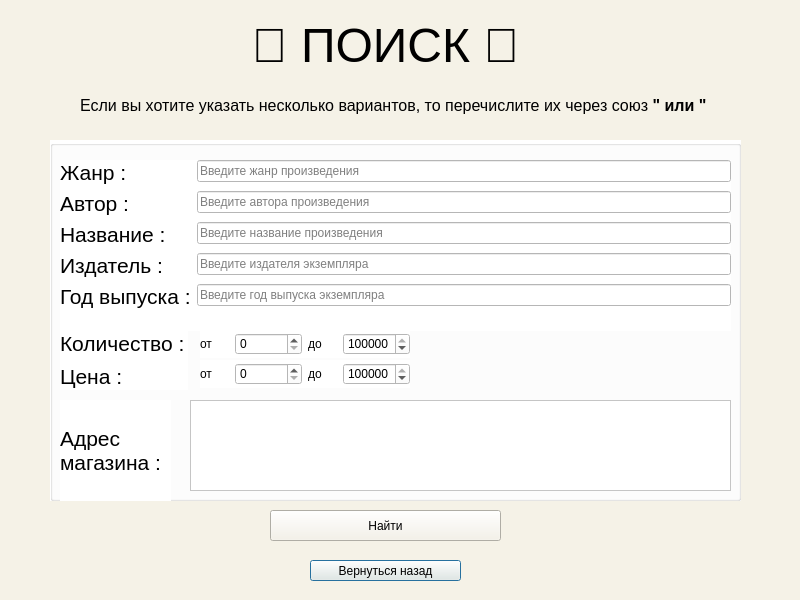
Qt form finditem_user.ui (mamam111a/2-year_coursework_client) before a commit.
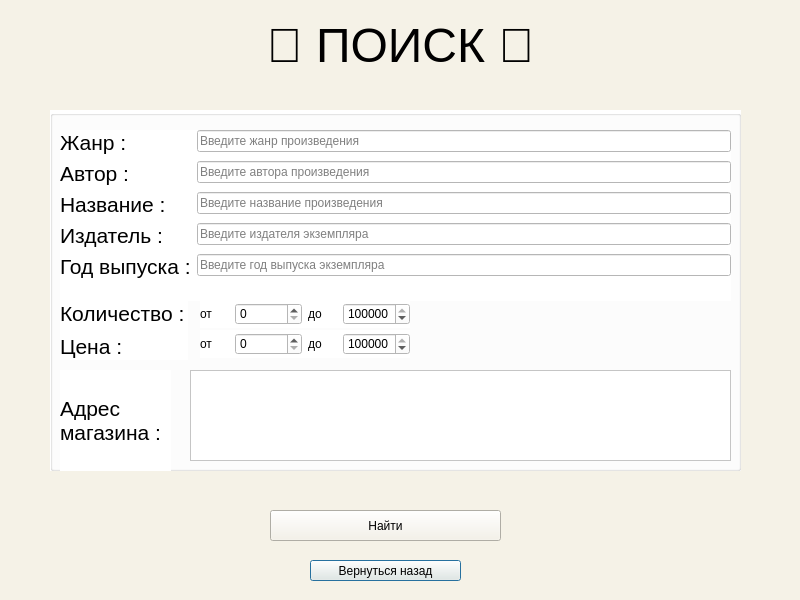
The same form after that commit.

Diff of the .ui file:
```diff
--- a/finditem_user.ui
+++ b/finditem_user.ui
@@ -22,7 +22,7 @@
    <property name="geometry">
     <rect>
      <x>50</x>
-     <y>140</y>
+     <y>110</y>
      <width>691</width>
      <height>361</height>
     </rect>
@@ -105,7 +105,7 @@
      </item>
     </layout>
    </widget>
-   <widget class="QWidget" name="">
+   <widget class="QWidget" name="layoutWidget">
     <property name="geometry">
      <rect>
       <x>150</x>
@@ -148,7 +148,7 @@
      </item>
     </layout>
    </widget>
-   <widget class="QWidget" name="">
+   <widget class="QWidget" name="layoutWidget">
     <property name="geometry">
      <rect>
       <x>10</x>
@@ -230,7 +230,7 @@
      </item>
     </layout>
    </widget>
-   <widget class="QWidget" name="">
+   <widget class="QWidget" name="layoutWidget">
     <property name="geometry">
      <rect>
       <x>10</x>
@@ -260,9 +260,9 @@
   <widget class="QLabel" name="label_10">
    <property name="geometry">
     <rect>
-     <x>240</x>
+     <x>0</x>
      <y>0</y>
-     <width>291</width>
+     <width>801</width>
      <height>91</height>
     </rect>
    </property>
@@ -317,19 +317,6 @@
     <string>Найти</string>
    </property>
   </widget>
-  <widget class="QLabel" name="label_14">
-   <property name="geometry">
-    <rect>
-     <x>50</x>
-     <y>90</y>
-     <width>691</width>
-     <height>31</height>
-    </rect>
-   </property>
-   <property name="text">
-    <string>&lt;html&gt;&lt;head/&gt;&lt;body&gt;&lt;p align=&quot;center&quot;&gt;&lt;span style=&quot; font-size:12pt;&quot;&gt;Если вы хотите указать несколько вариантов, то перечислите их через союз &lt;/span&gt;&lt;span style=&quot; font-size:12pt; font-weight:700;&quot;&gt;&amp;quot; или &amp;quot; &lt;/span&gt;&lt;/p&gt;&lt;/body&gt;&lt;/html&gt;</string>
-   </property>
-  </widget>
   <zorder>label_10</zorder>
   <zorder>groupBox</zorder>
   <zorder>pushButton</zorder>
```
Left out of the diff: 1 changed line with no effect on the pictures.
